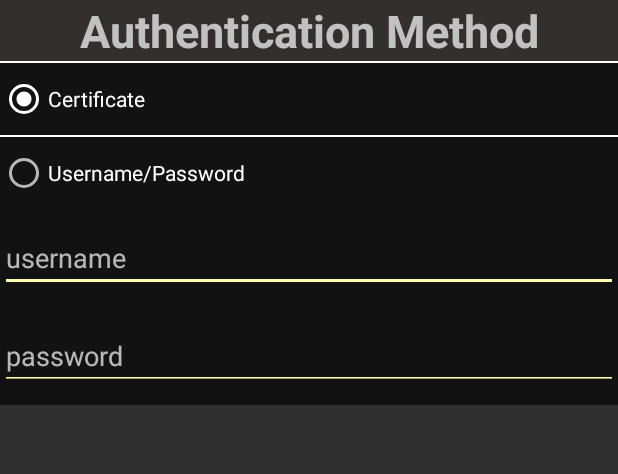
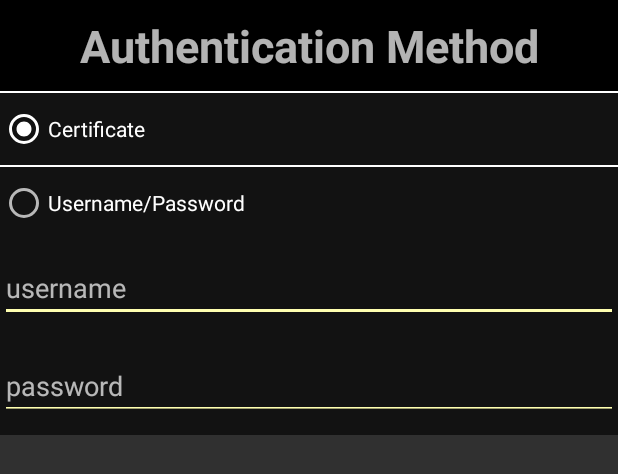
Before and after one commit to ChristianCavallo/OpcUA-Client, an Android app: the layout credentials_dialog.xml on its own in the app's theme, with its tools: preview values and no code run, on a phone screen of 412 x 824 dp. Shown: the top 474 px of the screen. Run offline under Robolectric (Android 15) with nearby library versions, the phone set to English and light mode, and no system bars.

Commit message:
Fixed credentials_dialog.xml

```diff
--- a/app/src/main/res/layout/credentials_dialog.xml
+++ b/app/src/main/res/layout/credentials_dialog.xml
@@ -7,9 +7,11 @@
 
     <TextView
         android:layout_width="match_parent"
-        android:layout_height="wrap_content"
-        android:background="#332F2F"
+        android:layout_height="match_parent"
+        android:background="@color/textOnPrimarySecondary"
         android:gravity="center"
+        android:paddingTop="10dp"
+        android:paddingBottom="10dp"
         android:text="Authentication Method"
         android:textSize="30sp"
         android:textStyle="bold" />
```
